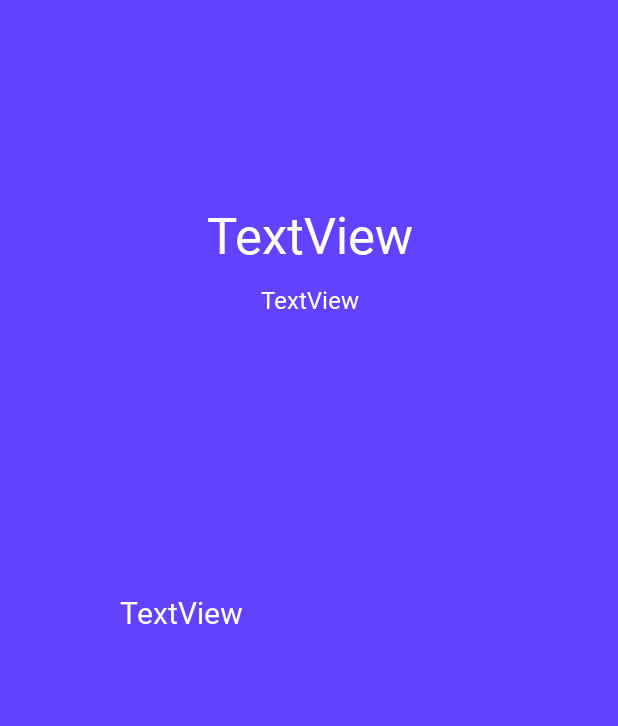
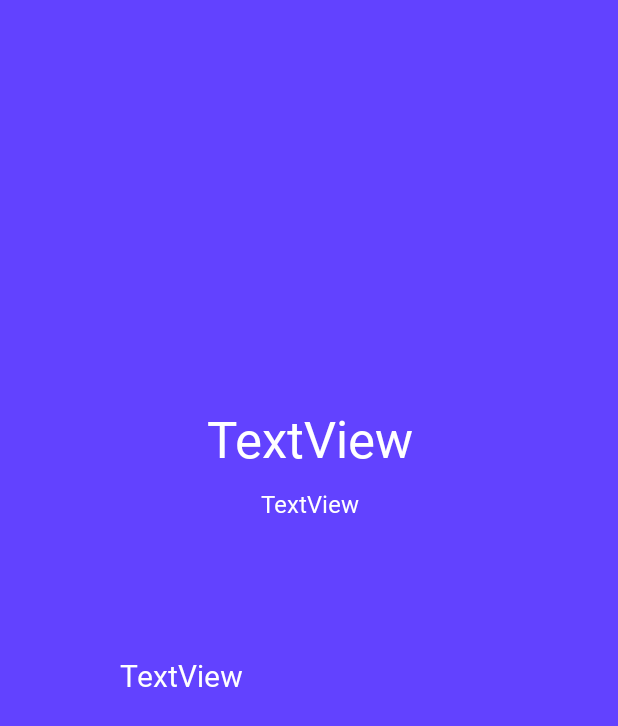
Before and after one commit to FoodAdditivesCam/Eatfo, an Android app: the layout activity_show_info.xml on its own in the app's theme, with its tools: preview values and no code run, on a phone screen of 412 x 824 dp. Shown: the top 726 px of the screen. Run offline under Robolectric (Android 15) with nearby library versions, the light colour scheme and no system bars.

Commit message:
Edited UI
디자인 약간 수정

```diff
--- a/app/src/main/res/layout/activity_get_user_data.xml
+++ b/app/src/main/res/layout/activity_get_user_data.xml
@@ -22,7 +22,7 @@
             android:id="@+id/helloTxt"
             android:layout_width="wrap_content"
             android:layout_height="0dp"
-            android:layout_marginTop="64dp"
+            android:layout_marginTop="252dp"
             android:fontFamily="@font/kopub_world_bold"
             android:text="반갑습니다!"
             android:textColor="#FFFFFF"
@@ -36,10 +36,10 @@
             android:id="@+id/explainTxt"
             android:layout_width="match_parent"
             android:layout_height="0dp"
-            android:layout_marginTop="44dp"
+            android:layout_marginTop="40dp"
             android:fontFamily="@font/kopub_world_bold"
             android:gravity="center_horizontal"
-            android:text="앱 설명이 들어가면 좋을 것 같음"
+            android:text="식품 성분 및 질병 정보 카메라\nEatfo입니다."
             android:textColor="#FFFFFF"
             android:textSize="16sp"
             app:layout_constraintEnd_toEndOf="parent"
--- a/app/src/main/res/layout/activity_show_info.xml
+++ b/app/src/main/res/layout/activity_show_info.xml
@@ -12,7 +12,7 @@
         android:id="@+id/mNameTxt"
         android:layout_width="match_parent"
         android:layout_height="wrap_content"
-        android:layout_weight="1"
+        android:layout_weight="3"
         android:fontFamily="@font/kopub_world_bold"
         android:gravity="bottom|center_horizontal"
         android:text="TextView"
@@ -35,10 +35,9 @@
         android:id="@+id/mDescTxt"
         android:layout_width="match_parent"
         android:layout_height="wrap_content"
-        android:layout_weight="3"
+        android:layout_weight="4"
         android:fontFamily="@font/kopub_world_medium"
         android:paddingLeft="80dp"
-        android:paddingTop="50dp"
         android:paddingRight="80dp"
         android:text="TextView"
         android:textColor="#FFFFFF"
```
